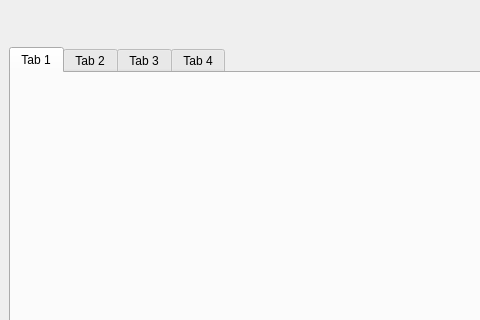
Before: the Qt Designer form gui/content/tabs/main.ui in ufopilot/PyQT-DemoAPP, drawn with Qt 5; both pictures show x 0 to 480 and y 0 to 320 of the 1198 by 568 pixel window.
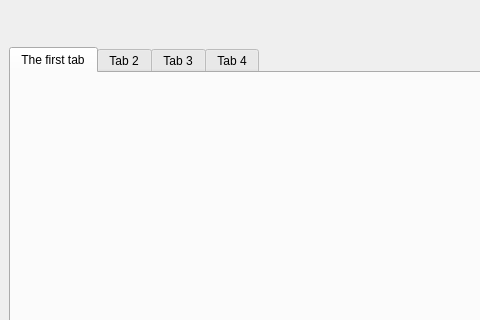
After: the same form once the commit is applied.

Diff of the .ui file:
```diff
--- a/gui/content/tabs/main.ui
+++ b/gui/content/tabs/main.ui
@@ -130,7 +130,7 @@
         </property>
         <widget class="QWidget" name="tab_5">
          <attribute name="title">
-          <string>Tab 1</string>
+          <string>The first tab</string>
          </attribute>
          <layout class="QVBoxLayout" name="verticalLayout_10">
           <item alignment="Qt::AlignHCenter|Qt::AlignVCenter">
```
